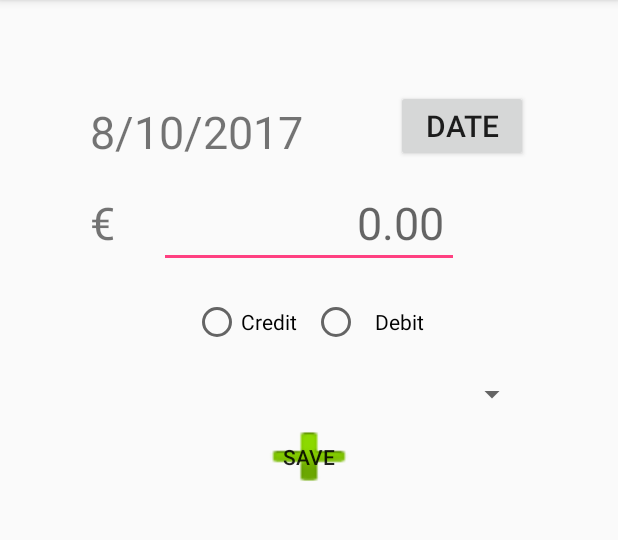
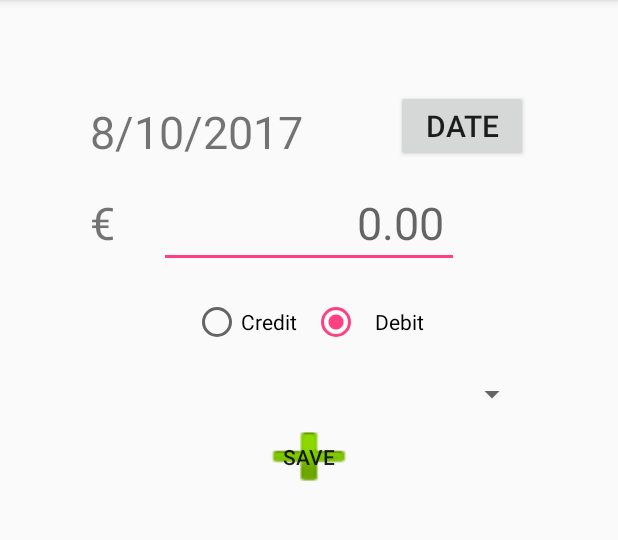
Before and after one commit to imposimato/SixBowlsAndroid, an Android app: the screen it shows after launch (MainActivity), on a phone screen of 412 x 824 dp, the part 84-624 px from its top. Run offline under Robolectric (Android 15) with nearby library versions, the phone set to English and light mode, and no system bars.

Commit message:
First comit

```diff
--- a/app/src/main/res/layout/activity_main.xml
+++ b/app/src/main/res/layout/activity_main.xml
@@ -27,7 +27,7 @@
         android:layout_alignParentEnd="false"
         android:layout_alignParentRight="true"
         android:onClick="setDate"
-        android:text="Date"
+        android:text="@string/dateButton"
         android:textSize="20sp" />
 
     <EditText
@@ -39,7 +39,7 @@
         android:layout_marginTop="10dp"
         android:width="200dp"
         android:ems="10"
-        android:hint="0.00"
+        android:hint="@string/initValue"
         android:inputType="numberDecimal"
         android:padding="10dp"
         android:textAlignment="textEnd"
@@ -72,15 +72,16 @@
             android:layout_height="wrap_content"
             android:layout_weight="1"
             android:paddingRight="10dp"
-            android:text="@string/cred" />
+            android:text="@string/credRB" />
 
         <RadioButton
             android:id="@+id/debit"
             android:layout_width="wrap_content"
             android:layout_height="wrap_content"
             android:layout_weight="1"
-            android:paddingLeft="10dp"
-            android:text="@string/debit"
+            android:checked="true"
+            android:paddingStart="10dp"
+            android:text="@string/debitRB"
             tools:layout_editor_absoluteX="-172dp"
             tools:layout_editor_absoluteY="302dp" />
 
--- a/app/src/main/res/values/strings.xml
+++ b/app/src/main/res/values/strings.xml
@@ -4,4 +4,8 @@
     <string name="save">Save</string>
     <string name="cred">Credit</string>
     <string name="debit">Debit</string>
+    <string name="credRB">Credit</string>
+    <string name="debitRB">Debit</string>
+    <string name="initValue">0.00</string>
+    <string name="dateButton">Date</string>
 </resources>
```
Also changed, not shown: app/src/main/java/com/luiz/sixbowls/DateField.java (deleted, +0 -27 lines), app/src/main/java/com/luiz/sixbowls/DatePickerFragment.java (added, +57 -0 lines), app/src/main/java/com/luiz/sixbowls/MainActivity.java (+8 -7 lines), app/src/main/java/com/luiz/sixbowls/StoreMoneyInput.java (added, +9 -0 lines).
